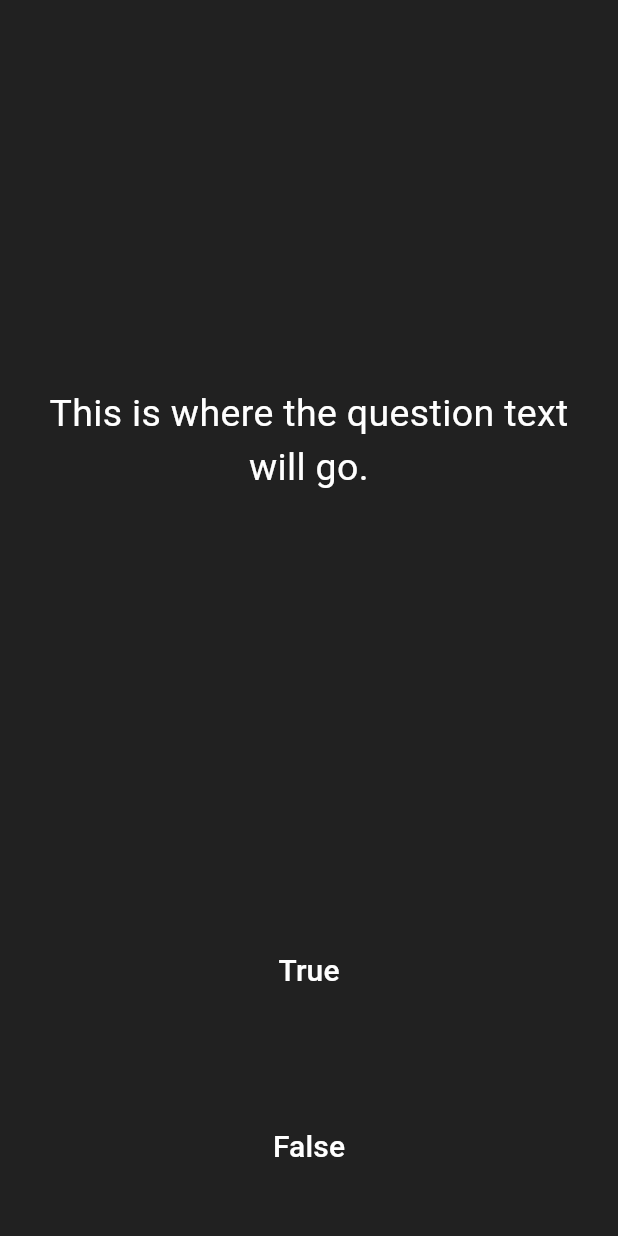
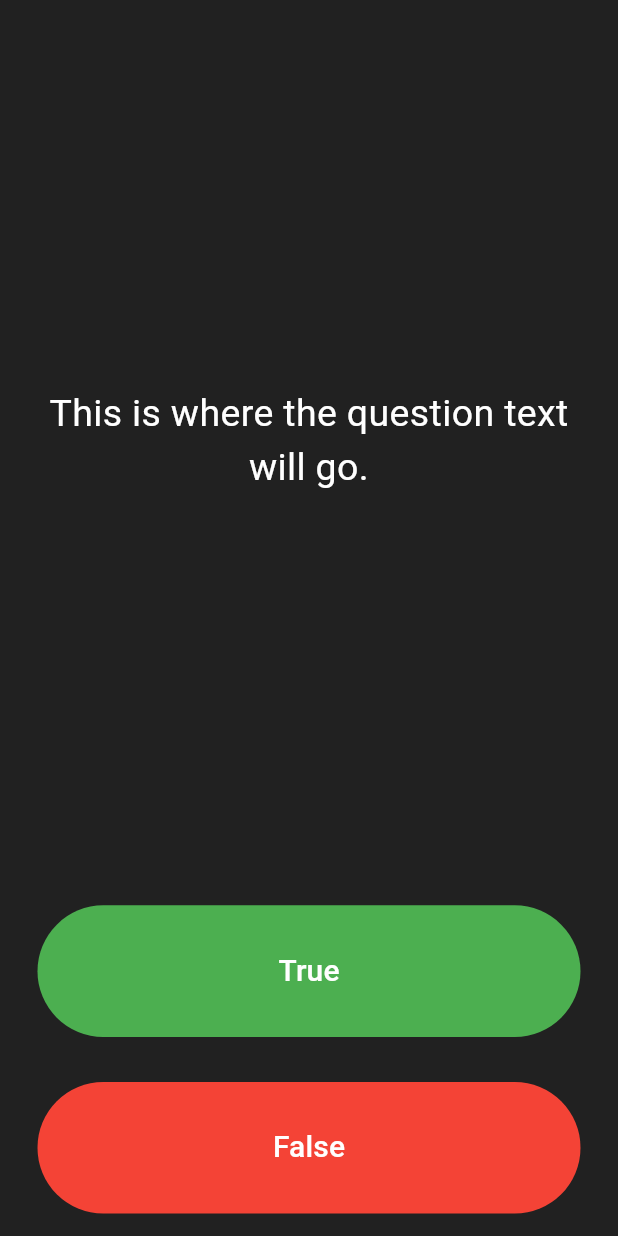
Before and after one commit to zeadab/take_qiuz, a Flutter app: the screen it shows after launch, on a phone screen of 412 x 824 dp. Run offline on Flutter 3.47's test engine with Material 3 defaults, Android fonts, the phone set to English and light mode, and no system bars.

Commit message:
Buttons are fixed

```diff
--- a/lib/main.dart
+++ b/lib/main.dart
@@ -51,9 +51,7 @@ class _QuizPageState extends State<QuizPage> {
           child: Padding(
             padding: EdgeInsets.all(15.0),
             child: TextButton(
-              style: ButtonStyle(
-                foregroundColor: MaterialStateProperty.all<Color>(Colors.green),
-              ),
+              style: TextButton.styleFrom(backgroundColor: Colors.green),
               child: Text(
                 'True',
                 style: TextStyle(
@@ -69,10 +67,7 @@ class _QuizPageState extends State<QuizPage> {
           child: Padding(
               padding: EdgeInsets.all(15.0),
               child: TextButton(
-                style: ButtonStyle(
-                  foregroundColor:
-                      MaterialStateProperty.all<Color>(Colors.green),
-                ),
+                style: TextButton.styleFrom(backgroundColor: Colors.red),
                 child: Text(
                   'False',
                   style: TextStyle(
```
